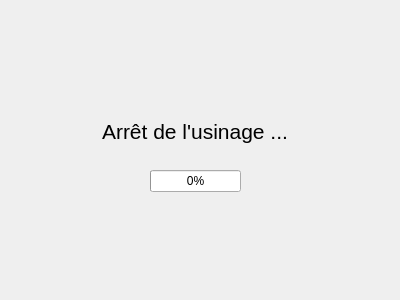
The window that Views/MachiningInterruption.ui (Soluce-Development/Maquette) describes before a commit, drawn with Qt 5.
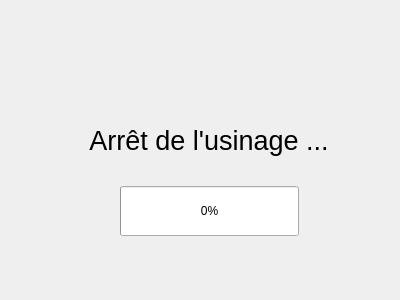
The same window after the commit.

Diff of the .ui file:
```diff
--- a/Views/MachiningInterruption.ui
+++ b/Views/MachiningInterruption.ui
@@ -18,8 +18,8 @@
     <rect>
      <x>80</x>
      <y>100</y>
-     <width>231</width>
-     <height>111</height>
+     <width>259</width>
+     <height>161</height>
     </rect>
    </property>
    <layout class="QVBoxLayout" name="verticalLayout">
@@ -55,9 +55,15 @@
        <widget class="QLabel" name="label">
         <property name="font">
          <font>
-          <pointsize>16</pointsize>
+          <pointsize>20</pointsize>
          </font>
         </property>
+        <property name="styleSheet">
+         <string notr="true">QLabel {
+	qproperty-alignment: AlignCenter;
+	font-size: 20pt;
+}</string>
+        </property>
         <property name="text">
          <string>Arrêt de l'usinage ...</string>
         </property>
@@ -101,6 +107,9 @@
         <property name="orientation">
          <enum>Qt::Horizontal</enum>
         </property>
+        <property name="sizeType">
+         <enum>QSizePolicy::Maximum</enum>
+        </property>
         <property name="sizeHint" stdset="0">
          <size>
           <width>40</width>
@@ -111,6 +120,12 @@
       </item>
       <item>
        <widget class="QProgressBar" name="progressBar">
+        <property name="minimumSize">
+         <size>
+          <width>150</width>
+          <height>50</height>
+         </size>
+        </property>
         <property name="value">
          <number>0</number>
         </property>
@@ -121,6 +136,9 @@
         <property name="orientation">
          <enum>Qt::Horizontal</enum>
         </property>
+        <property name="sizeType">
+         <enum>QSizePolicy::Maximum</enum>
+        </property>
         <property name="sizeHint" stdset="0">
          <size>
           <width>40</width>
```
